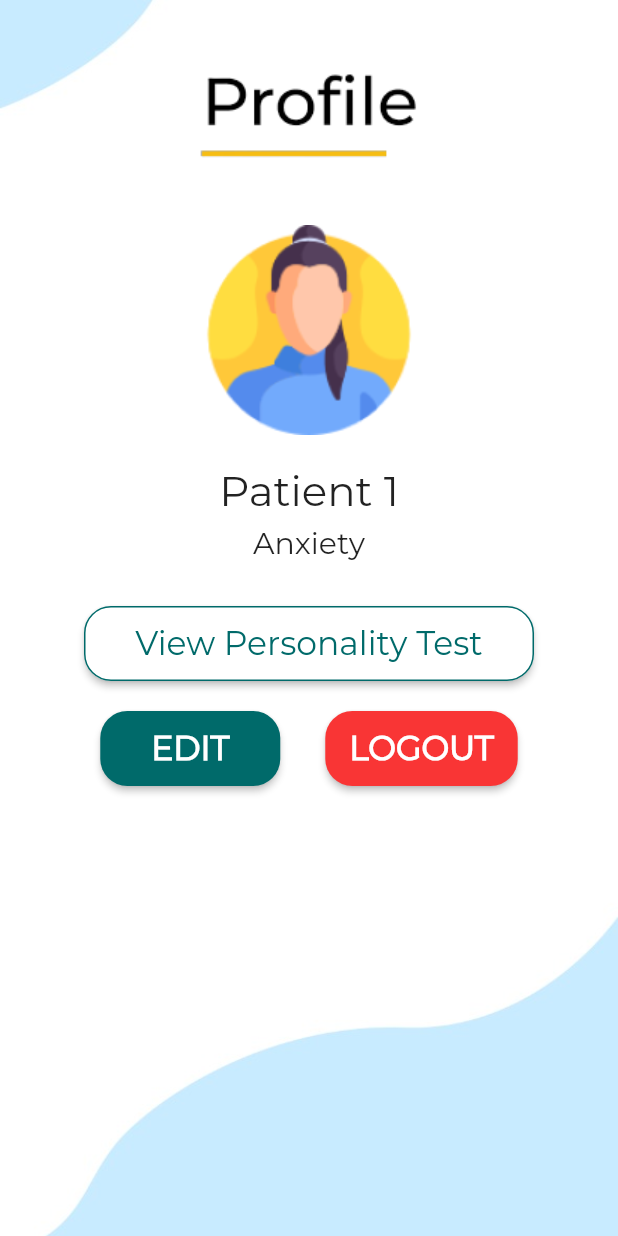
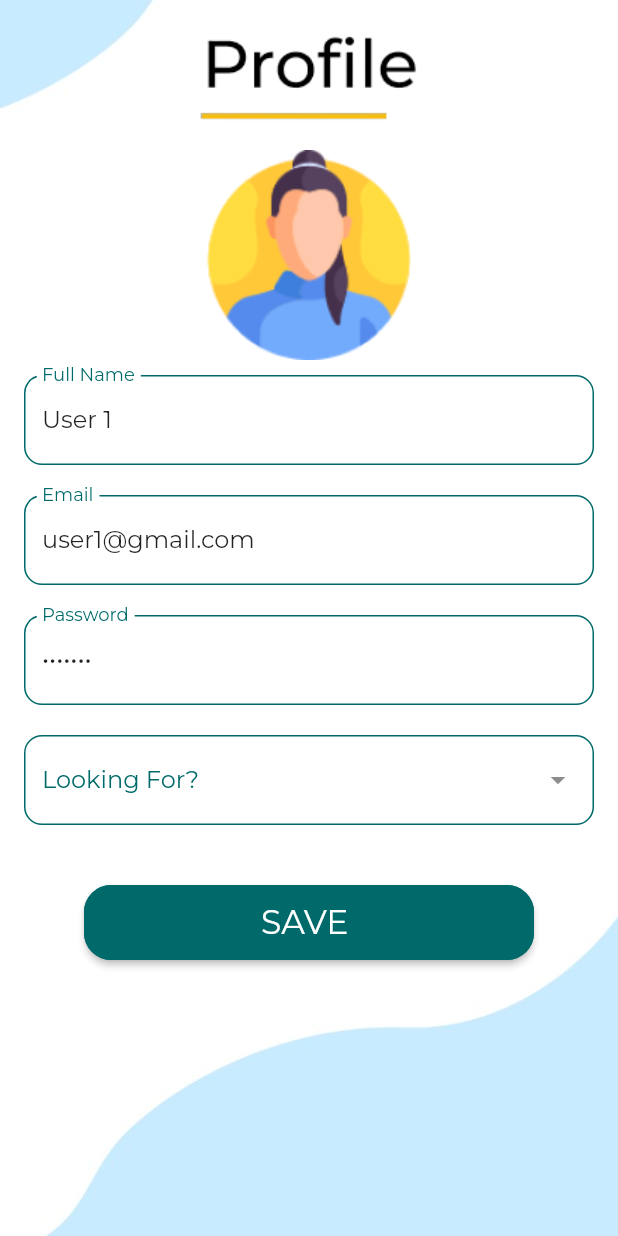
Before and after one commit to Jaffar17/Raabta---Final-Year-Project, a Flutter app: the ViewprofileUser screen opened directly, after a tap on "EDIT", on a phone screen of 412 x 824 dp. Run offline on Flutter 3.47's test engine with Material 2 defaults, Android fonts, the phone set to English and light mode, and no system bars; drawn by our look-alikes of dropdown_textfield.

Commit message:
edit and view profile
Both counsellor and user along with navigations

```diff
--- /dev/null
+++ b/lib/User/editprofile_user.dart
@@ -0,0 +1,191 @@
+import 'package:dropdown_textfield/dropdown_textfield.dart';
+import 'package:flutter/material.dart';
+
+class EditprofileUser extends StatefulWidget {
+  const EditprofileUser({Key? key}) : super(key: key);
+
+  @override
+  State<EditprofileUser> createState() => _EditprofileUserState();
+}
+
+class _EditprofileUserState extends State<EditprofileUser> {
+
+  TextEditingController _cname = new TextEditingController();
+  TextEditingController _cemail = new TextEditingController();
+  TextEditingController _cpassword = new TextEditingController();
+
+  void initState() {
+    // TODO: implement initState
+    super.initState();
+    // Step 2 <- SEE HERE
+    _cname.text = 'User 1';
+    _cemail.text = 'user1@gmail.com';
+    _cpassword.text = 'user123';
+  }
+
+  @override
+  Widget build(BuildContext context) {
+    return SafeArea(
+        child: Scaffold(
+          body: SingleChildScrollView(
+            child: Container(
+              width: MediaQuery.of(context).size.width,
+              height: MediaQuery.of(context).size.height,
+              decoration: BoxDecoration(
+                  image: DecorationImage(
+                      image: AssetImage("assets/images/Background.jpeg"), fit: BoxFit.cover)),
+              child: Column(
+                  children: [
+                    Padding(
+                      padding: const EdgeInsets.only(
+                          left: 16.0, right: 16.0),
+                      child: Image.asset(
+                        "assets/images/ProfileHeading.png",
+                        width: 150,
+                        height: 100,
+                      ),
+                    ),
+                    Padding(
+                      padding: const EdgeInsets.only(
+                          left: 16.0, right: 16.0, bottom: 10.0),
+                      child: Image.asset(
+                        "assets/images/ProfilePic.png",
+                        // width: 150,
+                        // height: 180,
+                      ),
+                    ),
+                    Padding(
+                      padding: const EdgeInsets.only(
+                          left: 16.0, right: 16.0, bottom: 20.0),
+                      child: TextField(
+                        controller: _cname,
+                        decoration: InputDecoration(
+                          labelText: "Full Name",
+                          labelStyle: TextStyle(color: Color(0xff006A6A)),
+                          focusedBorder: OutlineInputBorder(
+                            borderRadius: BorderRadius.circular(12),
+                            borderSide: BorderSide(color: Color(0xff006A6A)),
+                          ),
+                          enabledBorder: OutlineInputBorder(
+                            borderRadius: BorderRadius.circular(12),
+                            borderSide: BorderSide(color: Color(0xff006A6A)),
+                          ),
+                        ),
+                      ),
+                    ),
+                    Padding(
+                      padding: const EdgeInsets.only(
+                          left: 16.0, right: 16.0, bottom: 20.0),
+                      child: TextField(
+                        controller: _cemail,
+                        decoration: InputDecoration(
+                          labelText: "Email",
+                          labelStyle: TextStyle(color: Color(0xff006A6A)),
+                          focusedBorder: OutlineInputBorder(
+                            borderRadius: BorderRadius.circular(12),
+                            borderSide: BorderSide(color: Color(0xff006A6A)),
+                          ),
+                          enabledBorder: OutlineInputBorder(
+                            borderRadius: BorderRadius.circular(12),
+                            borderSide: BorderSide(color: Color(0xff006A6A)),
+                          ),
+                        ),
+                      ),
+                    ),
+                    Padding(
+                      padding: const EdgeInsets.only(
+                          left: 16.0, right: 16.0, bottom: 20.0),
+                      child: TextField(
+                        controller: _cpassword,
+                        obscureText: true,
+                        decoration: InputDecoration(
+                          labelText: "Password",
+                          labelStyle: TextStyle(color: Color(0xff006A6A)),
+                          focusedBorder: OutlineInputBorder(
+                            borderRadius: BorderRadius.circular(12),
+                            borderSide: BorderSide(color: Color(0xff006A6A)),
+                          ),
+                          enabledBorder: OutlineInputBorder(
+                            borderRadius: BorderRadius.circular(12),
+                            borderSide: BorderSide(color: Color(0xff006A6A)),
+                          ),
+                        ),
+                      ),
+                    ),
+                    Padding(
+                      padding: const EdgeInsets.only(
+                          left: 16.0, right: 16.0, bottom: 20.0),
+                      child: DropDownTextField(
+                        //initialValue: "name4",
+                        //controller: _cnt,
+                        clearOption: true,
+                        textFieldDecoration: InputDecoration(
+                            labelText: "Looking For?",
+                            labelStyle: TextStyle(color: Color(0xff006A6A)),
+                            focusedBorder: OutlineInputBorder(
+                              borderRadius: BorderRadius.circular(12),
+                              borderSide: BorderSide(color: Color(0xff006A6A)),
+                            ),
+                            enabledBorder: OutlineInputBorder(
+                              borderRadius: BorderRadius.circular(12),
+                              borderSide: BorderSide(color: Color(0xff006A6A)),
+                            ),
+                            // enableSearch: true,
+                            // dropdownColor: Colors.green,
+                            //searchDecoration:
+
+                            hintText: "What are you looking for?"
+                        ),
+
+                        validator: (value) {
+                          if (value == null) {
+                            return "Required field";
+                          } else {
+                            return null;
+                          }
+                        },
+                        dropDownItemCount: 6,
+
+                        dropDownList: const [
+                          DropDownValueModel(
+                              name: 'Anxiety', value: "value1"),
+                          DropDownValueModel(
+                            name: 'Career/ Academic',
+                            value: "value2",
+                          ),
+                          DropDownValueModel(name: 'Profession', value: "value3"),
+                        ],
+                        //onChanged: (val) {},
+                      ),
+                    ),
+                    Padding(
+                      padding: const EdgeInsets.only(left: 40, right: 40, top: 20),
+                      child: ElevatedButton(
+                        onPressed: () {
+                          // Navigator.push(context,
+                          //     MaterialPageRoute(builder: (context) => ViewprofileUser()));
+                        },
+                        child: Text(
+                          "SAVE ",
+                          style: TextStyle(
+                            fontSize: 22,
+                            fontWeight: FontWeight.w500,
+                          ),
+                        ),
+                        style: ElevatedButton.styleFrom(
+                          backgroundColor: Color(0xff006A6A),
+                          minimumSize: Size(300, 50),
+                          side: BorderSide(width: 1, color: Color(0xff006A6A)),
+                          shape: RoundedRectangleBorder(
+                            borderRadius: BorderRadius.circular(18),
+                          ),
+                        ),
+                      ),
+                    ),
+                  ]
+              ),
+            ),
+          ),
+        ));
+  }
+}
--- a/lib/User/profile_user.dart
+++ b/lib/User/profile_user.dart
@@ -187,12 +187,12 @@ class _ProfileUserState extends State<ProfileUser> {
 
                   dropDownList: const [
                     DropDownValueModel(
-                        name: 'Career/ Academic', value: "value1"),
+                        name: 'Anxiety', value: "value1"),
                     DropDownValueModel(
-                      name: 'Anxiety',
+                      name: 'Career/ Academic',
                       value: "value2",
                     ),
-                    DropDownValueModel(name: 'Professional', value: "value3"),
+                    DropDownValueModel(name: 'Profession', value: "value3"),
                   ],
                   //onChanged: (val) {},
                 ),
--- a/lib/User/viewprofile_user.dart
+++ b/lib/User/viewprofile_user.dart
@@ -1,4 +1,5 @@
 import 'package:flutter/material.dart';
+import 'package:raabta_fyp/User/editprofile_user.dart';
 
 class ViewprofileUser extends StatefulWidget {
   const ViewprofileUser({Key? key}) : super(key: key);
@@ -77,9 +78,9 @@ class _ViewprofileUserState extends State<ViewprofileUser> {
                       padding: const EdgeInsets.only(left: 20, right: 15),
                       child: ElevatedButton(
                         onPressed: () {
-                          // Navigator.push(context,
-                          //     MaterialPageRoute(builder: (context) => ViewprofileCounsellor()));
-                          // //
+                          Navigator.push(context,
+                              MaterialPageRoute(builder: (context) => EditprofileUser()));
+                          //
                         },
                         child: Text("EDIT", style: TextStyle(fontSize: 22, fontWeight: FontWeight.bold),),
                         style: ElevatedButton.styleFrom(
```
Also changed, not shown: lib/Counsellor/editprofile_counsellor.dart (added, +192 -0 lines), lib/Counsellor/viewprofile_counsellor.dart (+4 -3 lines).
